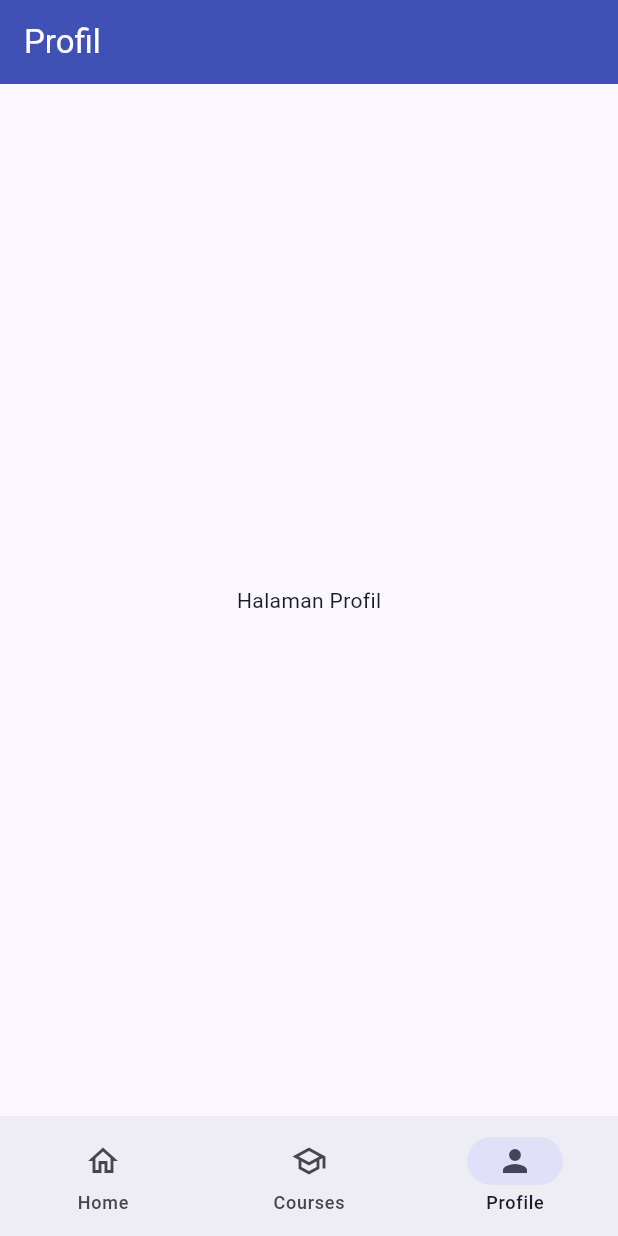
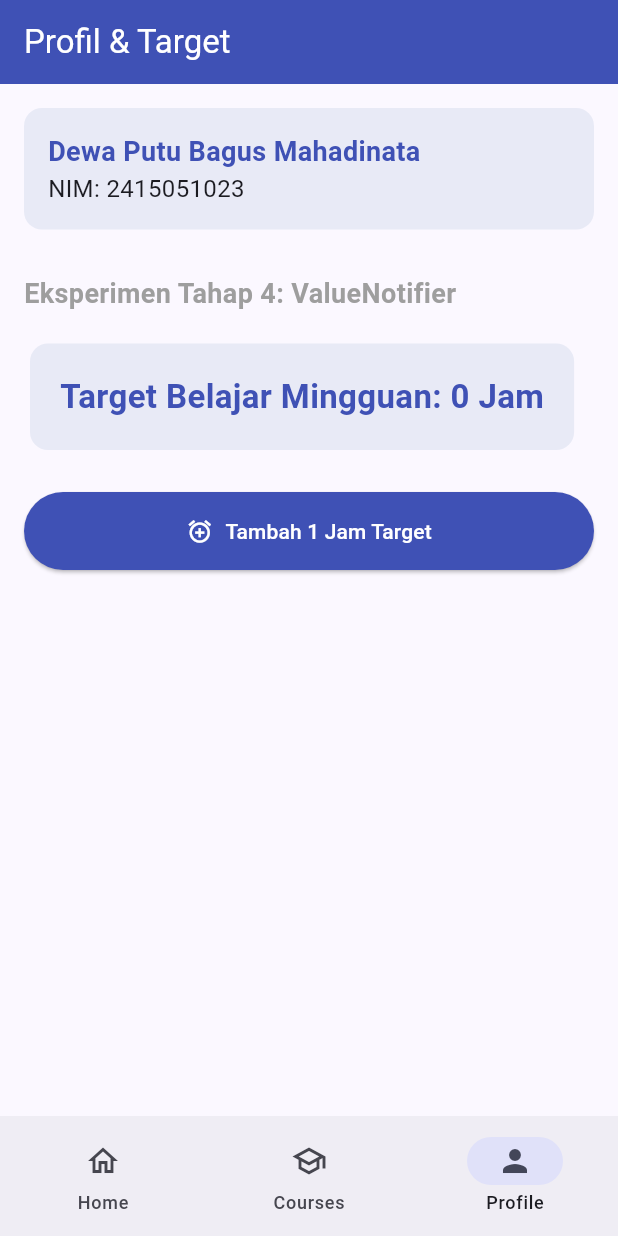
Before and after one commit to dotubagus/Dashboard-Flutter, a Flutter app: the screen it shows after launch, item 3 of the bottom bar chosen, on a phone screen of 412 x 824 dp. Run offline on Flutter 3.47's test engine with Material 3 defaults, Android fonts, the phone set to English and light mode, and no system bars.

Commit message:
Eksperimen ValueNotifier untuk state sederhana

```diff
--- a/lib/main.dart
+++ b/lib/main.dart
@@ -445,23 +445,80 @@ class CourseDetailPage extends StatelessWidget {
   }
 }
 
+// ----------------------------------------------------------------------
+// TAHAP 4: Eksperimen ValueNotifier pada Halaman Profil
+// ----------------------------------------------------------------------
 class ProfileFeedbackPage extends StatefulWidget {
   final Map<String, dynamic> student;
   const ProfileFeedbackPage({super.key, required this.student});
+
   @override
   State<ProfileFeedbackPage> createState() => _ProfileFeedbackPageState();
 }
 
 class _ProfileFeedbackPageState extends State<ProfileFeedbackPage> {
+  // 1. Buat ValueNotifier untuk satu nilai sederhana (Target Jam Belajar)
+  final ValueNotifier<int> _targetBelajar = ValueNotifier<int>(0);
+
+  @override
+  void dispose() {
+    // ValueNotifier wajib di-dispose untuk mencegah kebocoran memori (memory leak)
+    _targetBelajar.dispose();
+    super.dispose();
+  }
+
   @override
   Widget build(BuildContext context) {
     return Scaffold(
-      appBar: AppBar(
-        title: const Text('Profil'),
-        backgroundColor: Colors.indigo,
-        foregroundColor: Colors.white,
+      appBar: AppBar(title: const Text('Profil & Target'), backgroundColor: Colors.indigo, foregroundColor: Colors.white),
+      body: Padding(
+        padding: const EdgeInsets.all(16.0),
+        child: Column(
+          crossAxisAlignment: CrossAxisAlignment.start,
+          children: [
+            IdentityHeader(student: widget.student),
+            const SizedBox(height: 30),
+            const Text('Eksperimen Tahap 4: ValueNotifier', style: TextStyle(fontSize: 18, fontWeight: FontWeight.bold, color: Colors.grey)),
+            const SizedBox(height: 16),
+
+            // 2. Tampilkan nilai menggunakan ValueListenableBuilder
+            // Hanya bagian di dalam builder ini yang akan di-rebuild saat _targetBelajar berubah!
+            ValueListenableBuilder<int>(
+              valueListenable: _targetBelajar,
+              builder: (context, value, child) {
+                return Card(
+                  color: Colors.indigo.shade50,
+                  elevation: 0,
+                  child: Padding(
+                    padding: const EdgeInsets.all(20.0),
+                    child: Text(
+                      'Target Belajar Mingguan: $value Jam',
+                      style: const TextStyle(fontSize: 22, fontWeight: FontWeight.bold, color: Colors.indigo),
+                    ),
+                  ),
+                );
+              },
+            ),
+
+            const SizedBox(height: 24),
+
+            // 3. Button untuk mengubah value
+            SizedBox(
+              width: double.infinity,
+              child: ElevatedButton.icon(
+                onPressed: () {
+                  // MENGUBAH VALUE TANPA SETSTATE()
+                  // Saat value ditambahkan, ValueListenableBuilder otomatis bereaksi
+                  _targetBelajar.value += 1;
+                },
+                icon: const Icon(Icons.add_alarm),
+                label: const Text('Tambah 1 Jam Target'),
+                style: ElevatedButton.styleFrom(backgroundColor: Colors.indigo, foregroundColor: Colors.white, padding: const EdgeInsets.all(16)),
+              ),
+            )
+          ],
+        ),
       ),
-      body: const Center(child: Text('Halaman Profil')),
     );
   }
 }
```
